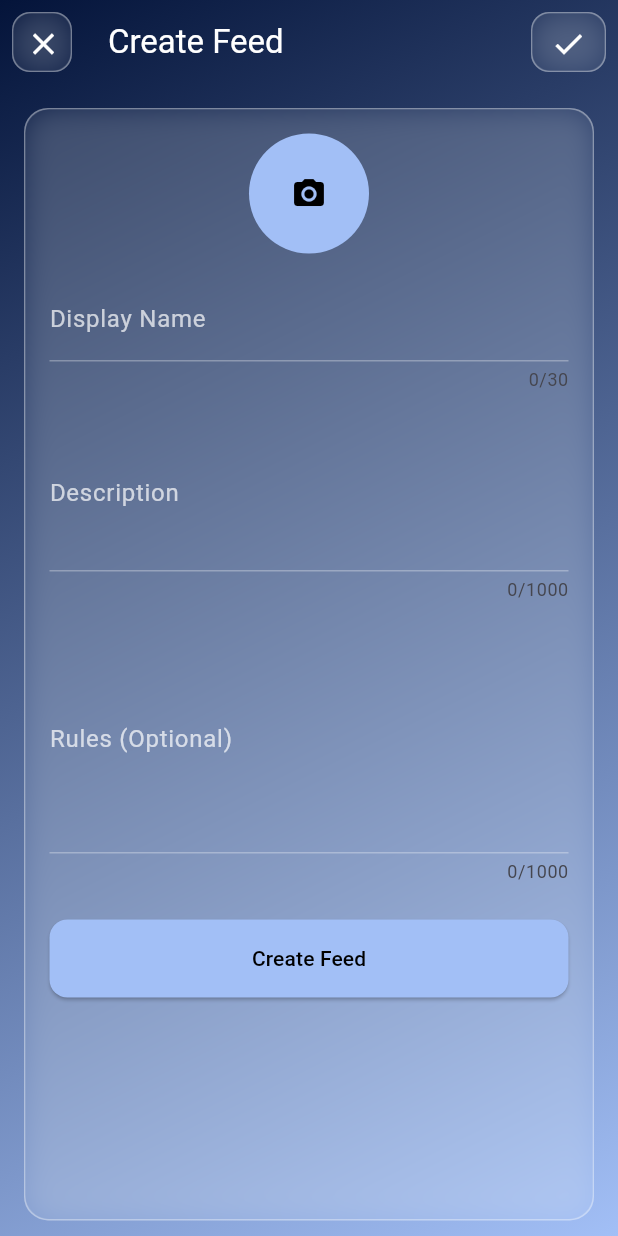
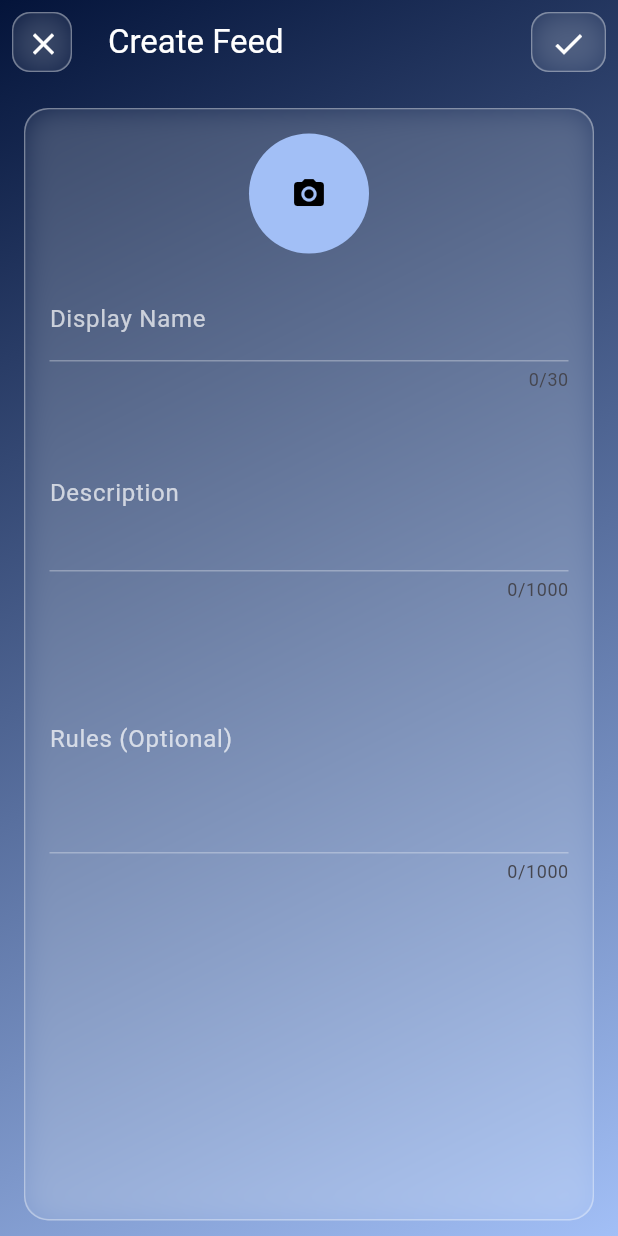
Before and after one commit to KTT-Projects/ocs_app, a Flutter app: the CreateFeedPage screen opened directly with empty values, on a phone screen of 412 x 824 dp. Run offline on Flutter 3.47's test engine with Material 3 defaults, Android fonts, the phone set to English and light mode, and no system bars; our stand-ins replace circle_nav_bar, google_fonts, image_picker, shared_preferences; accounts and stored records are empty.

Commit message:
refactor: adjust input field max lines and clean up unused button code

```diff
--- a/app/lib/pages/create_feed_page.dart
+++ b/app/lib/pages/create_feed_page.dart
@@ -251,8 +251,7 @@ class _CreateFeedPageState extends State<CreateFeedPage> {
                                                 color: Theme.of(context).colorScheme.onSecondary,
                                               ),
                                       ),
-                                      if (_isUploadingIcon)
-                                        const CircularProgressIndicator(),
+                                      if (_isUploadingIcon) const CircularProgressIndicator(),
                                     ],
                                   ),
                                 ),
@@ -315,7 +314,7 @@ class _CreateFeedPageState extends State<CreateFeedPage> {
                                     ),
                                   ),
                                   minLines: 3,
-                                  maxLines: 5,
+                                  maxLines: 20,
                                   validator: (value) {
                                     if (value == null || value.isEmpty) {
                                       return l10n.descriptionRequired;
@@ -351,40 +350,13 @@ class _CreateFeedPageState extends State<CreateFeedPage> {
                                     ),
                                   ),
                                   minLines: 5,
-                                  maxLines: 10,
+                                  maxLines: 20,
                                   validator: (value) {
                                     if (value != null && value.length > 1000) {
                                       return l10n.rulesTooLong;
                                     }
                                     return null;
                                   },
-                                ),
-                                const SizedBox(height: 24),
-                                SizedBox(
-                                  width: double.infinity,
-                                  child: ElevatedButton(
-                                    onPressed: _isLoading ? null : _submitFeed,
-                                    style: ElevatedButton.styleFrom(
-                                      backgroundColor: Theme.of(context).colorScheme.secondary,
-                                      foregroundColor: Theme.of(context).colorScheme.onSecondary,
-                                      padding: const EdgeInsets.symmetric(vertical: 16),
-                                      shape: RoundedRectangleBorder(
-                                        borderRadius: BorderRadius.circular(12),
-                                      ),
-                                    ),
-                                    child: _isLoading
-                                        ? SizedBox(
-                                            height: 20,
-                                            width: 20,
-                                            child: CircularProgressIndicator(
-                                              strokeWidth: 2,
-                                              valueColor: AlwaysStoppedAnimation<Color>(
-                                                Theme.of(context).colorScheme.onSecondary,
-                                              ),
-                                            ),
-                                          )
-                                        : Text(l10n.createFeed),
-                                  ),
                                 ),
                               ],
                             ),
```
